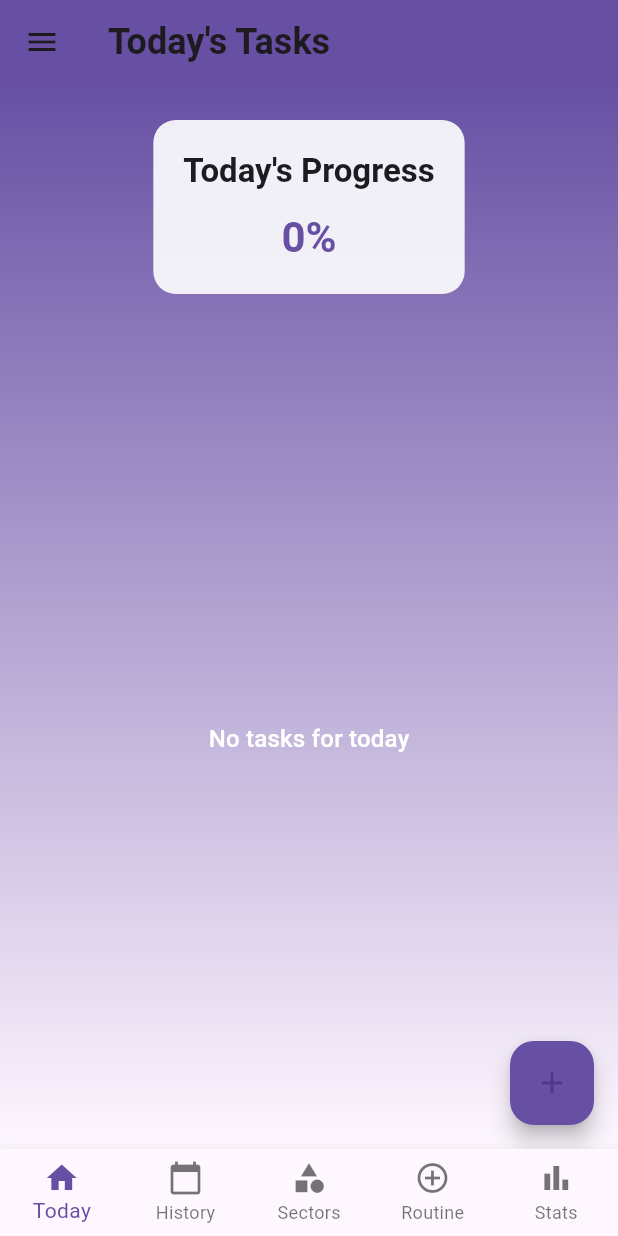
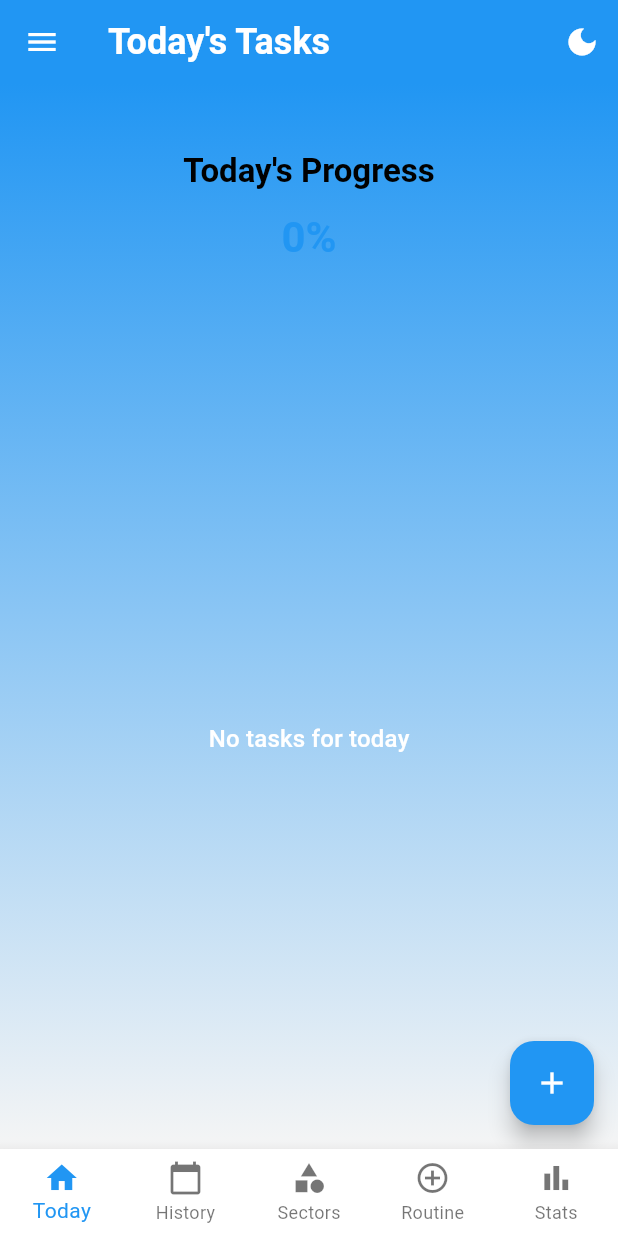
Before and after one commit to naamiahmed/Life-Traker, a Flutter app: the screen it shows after launch, after a tap on "Continue", on a phone screen of 412 x 824 dp. Run offline on Flutter 3.47's test engine with Material 3 defaults, Android fonts, the phone set to English and light mode, and no system bars; our stand-ins replace fl_chart, google_fonts, hive, hive_flutter, shared_preferences; accounts and stored records are empty.

Commit message:
Update pubspec.yaml and pubspec.lock to adjust SDK and dependency versions; integrate provider for theme management in main and Home screens, enhancing UI with dynamic theming and improved task organization by sector.

```diff
--- a/life_tracker/lib/main.dart
+++ b/life_tracker/lib/main.dart
@@ -1,4 +1,6 @@
 import 'package:flutter/material.dart';
+import 'package:provider/provider.dart';
+import 'package:life_tracker/providers/ThemeProvider.dart';
 import 'package:life_tracker/screens/Welcome.dart';
 import 'package:hive_flutter/hive_flutter.dart';
 import 'package:life_tracker/models/TaskModel.dart';
@@ -25,7 +27,12 @@ void main() async {
   await Hive.openBox<TaskModel>('tasks');
   await Hive.openBox<SectorModel>('sectors');
 
-  runApp(const MyApp());
+  runApp(
+    ChangeNotifierProvider(
+      create: (_) => ThemeProvider(),
+      child: const MyApp(),
+    ),
+  );
 }
 
 class MyApp extends StatelessWidget {
@@ -33,13 +40,17 @@ class MyApp extends StatelessWidget {
 
   @override
   Widget build(BuildContext context) {
-    return MaterialApp(
-      debugShowCheckedModeBanner: false,
-      title: 'Life Tracker',
-      theme: ThemeData(
-        primarySwatch: Colors.blue,
-      ),
-      home: const WelcomePage(),
+    return Consumer<ThemeProvider>(
+      builder: (context, themeProvider, child) {
+        return MaterialApp(
+          debugShowCheckedModeBanner: false,
+          title: 'Life Tracker',
+          theme: themeProvider.lightTheme,
+          darkTheme: themeProvider.darkTheme,
+          themeMode: themeProvider.themeMode,
+          home: const WelcomePage(),
+        );
+      },
     );
   }
 }
--- /dev/null
+++ b/life_tracker/lib/providers/ThemeProvider.dart
@@ -0,0 +1,70 @@
+import 'package:flutter/material.dart';
+import 'package:shared_preferences/shared_preferences.dart';
+
+class ThemeProvider with ChangeNotifier {
+  static const String _themeKey = 'theme_mode';
+  bool _isDarkMode = false;
+
+  ThemeProvider() {
+    _loadThemeFromPrefs();
+  }
+
+  bool get isDarkMode => _isDarkMode;
+
+  ThemeMode get themeMode => _isDarkMode ? ThemeMode.dark : ThemeMode.light;
+
+  Future<void> _loadThemeFromPrefs() async {
+    final prefs = await SharedPreferences.getInstance();
+    _isDarkMode = prefs.getBool(_themeKey) ?? false;
+    notifyListeners();
+  }
+
+  Future<void> toggleTheme() async {
+    _isDarkMode = !_isDarkMode;
+    final prefs = await SharedPreferences.getInstance();
+    await prefs.setBool(_themeKey, _isDarkMode);
+    notifyListeners();
+  }
+
+  // Light theme data
+  ThemeData get lightTheme => ThemeData(
+        primaryColor: Colors.blue,
+        scaffoldBackgroundColor: Colors.grey[100],
+        appBarTheme: const AppBarTheme(
+          backgroundColor: Colors.blue,
+          foregroundColor: Colors.white,
+        ),
+        colorScheme: const ColorScheme.light(
+          primary: Colors.blue,
+          secondary: Colors.blueAccent,
+        ),
+        cardColor: Colors.white,
+        cardTheme: const CardThemeData(
+          elevation: 2,
+          shape: RoundedRectangleBorder(
+            borderRadius: BorderRadius.all(Radius.circular(12)),
+          ),
+        ),
+      );
+
+  // Dark theme data
+  ThemeData get darkTheme => ThemeData(
+        primaryColor: Colors.blue[700],
+        scaffoldBackgroundColor: Colors.grey[900],
+        appBarTheme: AppBarTheme(
+          backgroundColor: Colors.grey[900],
+          foregroundColor: Colors.white,
+        ),
+        colorScheme: ColorScheme.dark(
+          primary: Colors.blue[700]!,
+          secondary: Colors.blueAccent[700]!,
+        ),
+        cardColor: Colors.grey[800],
+        cardTheme: const CardThemeData(
+          elevation: 2,
+          shape: RoundedRectangleBorder(
+            borderRadius: BorderRadius.all(Radius.circular(12)),
+          ),
+        ),
+      );
+}
--- a/life_tracker/lib/screens/Home.dart
+++ b/life_tracker/lib/screens/Home.dart
@@ -1,6 +1,8 @@
 import 'package:flutter/material.dart';
 import 'package:intl/intl.dart';
+import 'package:provider/provider.dart';
 import 'package:life_tracker/models/TaskModel.dart';
+import 'package:life_tracker/providers/ThemeProvider.dart';
 import 'package:life_tracker/screens/Routine.dart';
 import 'package:life_tracker/screens/extra/Settings.dart';
 import 'package:life_tracker/screens/extra/profile.dart';
@@ -16,6 +18,7 @@ class HomePage extends StatefulWidget {
 class _HomePageState extends State<HomePage> {
   final TaskService _taskService = TaskService();
   List<TaskModel> _todaysTasks = [];
+  Map<String, List<TaskModel>> _groupedTasks = {};
   double _completionPercentage = 0.0;
   bool _isLoading = true;
 
@@ -23,6 +26,16 @@ class _HomePageState extends State<HomePage> {
   void initState() {
     super.initState();
     _loadData();
+  }
+
+  void _groupTasksBySector() {
+    _groupedTasks = {};
+    for (var task in _todaysTasks) {
+      if (!_groupedTasks.containsKey(task.sector)) {
+        _groupedTasks[task.sector] = [];
+      }
+      _groupedTasks[task.sector]!.add(task);
+    }
   }
 
   Future<void> _loadData() async {
@@ -33,6 +46,7 @@ class _HomePageState extends State<HomePage> {
 
       setState(() {
         _todaysTasks = tasks;
+        _groupTasksBySector();
         _completionPercentage = completion;
         _isLoading = false;
       });
@@ -44,6 +58,8 @@ class _HomePageState extends State<HomePage> {
 
   @override
   Widget build(BuildContext context) {
+    final themeProvider = Provider.of<ThemeProvider>(context);
+
     return Scaffold(
       appBar: AppBar(
         leading: Builder(
@@ -59,8 +75,16 @@ class _HomePageState extends State<HomePage> {
             fontSize: 24,
           ),
         ),
+        actions: [
+          IconButton(
+            icon: Icon(
+              themeProvider.isDarkMode ? Icons.light_mode : Icons.dark_mode,
+              color: Colors.white,
+            ),
+            onPressed: () => themeProvider.toggleTheme(),
+          ),
+        ],
         elevation: 0,
-        backgroundColor: Theme.of(context).primaryColor,
       ),
       drawer: Drawer(
         child: Container(
@@ -166,7 +190,7 @@ class _HomePageState extends State<HomePage> {
                     margin: const EdgeInsets.all(24),
                     padding: const EdgeInsets.all(20),
                     decoration: BoxDecoration(
-                      color: Colors.white.withOpacity(0.9),
+                      color: Theme.of(context).cardTheme.color?.withOpacity(0.9),
                       borderRadius: BorderRadius.circular(15),
                     ),
                     child: Column(
@@ -203,13 +227,37 @@ class _HomePageState extends State<HomePage> {
                           )
                         : ListView.builder(
                             padding: const EdgeInsets.symmetric(horizontal: 24),
-                            itemCount: _todaysTasks.length,
+                            itemCount: _groupedTasks.length,
                             itemBuilder: (context, index) {
-                              final task = _todaysTasks[index];
-                              return Container(
+                              final sector = _groupedTasks.keys.elementAt(index);
+                              final sectorTasks = _groupedTasks[sector]!;
+
+                              return Column(
+                                crossAxisAlignment: CrossAxisAlignment.start,
+                                children: [
+                                  Padding(
+                                    padding: const EdgeInsets.symmetric(vertical: 8.0),
+                                    child: Row(
+                                      children: [
+                                        Icon(
+                                          _getIconForTask(sector),
+                                          color: Colors.white,
+                                        ),
+                                        const SizedBox(width: 8),
+                                        Text(
+                                          sector,
+                                          style: Theme.of(context).textTheme.titleLarge?.copyWith(
+                                            color: Colors.white,
+                                            fontWeight: FontWeight.bold,
+                                          ),
+                                        ),
+                                      ],
+                                    ),
+                                  ),
+                                  ...sectorTasks.map((task) => Container(
                                     margin: const EdgeInsets.only(bottom: 12),
                                     decoration: BoxDecoration(
-                                  color: Colors.white.withOpacity(0.9),
+                                      color: Theme.of(context).cardTheme.color?.withOpacity(0.9),
                                       borderRadius: BorderRadius.circular(12),
                                     ),
                                     child: ListTile(
@@ -218,12 +266,14 @@ class _HomePageState extends State<HomePage> {
                                         style: TextStyle(
                                           decoration: task.isDone ? TextDecoration.lineThrough : null,
                                           fontWeight: FontWeight.w500,
+                                          color: Theme.of(context).textTheme.bodyLarge?.color,
                                         ),
                                       ),
-                                  subtitle: Text(task.sector),
-                                  leading: Icon(
-                                    _getIconForTask(task.sector),
-                                    color: Theme.of(context).primaryColor,
+                                      subtitle: Text(
+                                        task.description ?? '',
+                                        style: TextStyle(
+                                          color: Theme.of(context).textTheme.bodyMedium?.color,
+                                        ),
                                       ),
                                       trailing: Checkbox(
                                         value: task.isDone,
@@ -235,6 +285,9 @@ class _HomePageState extends State<HomePage> {
                                         },
                                       ),
                                     ),
+                                  )).toList(),
+                                  const SizedBox(height: 16),
+                                ],
                               );
                             },
                           ),
```
Also changed, not shown: life_tracker/pubspec.yaml (+7 -5 lines), life_tracker/pubspec.lock, 1 other file. Lines whose indentation alone changed are shown as unchanged.
